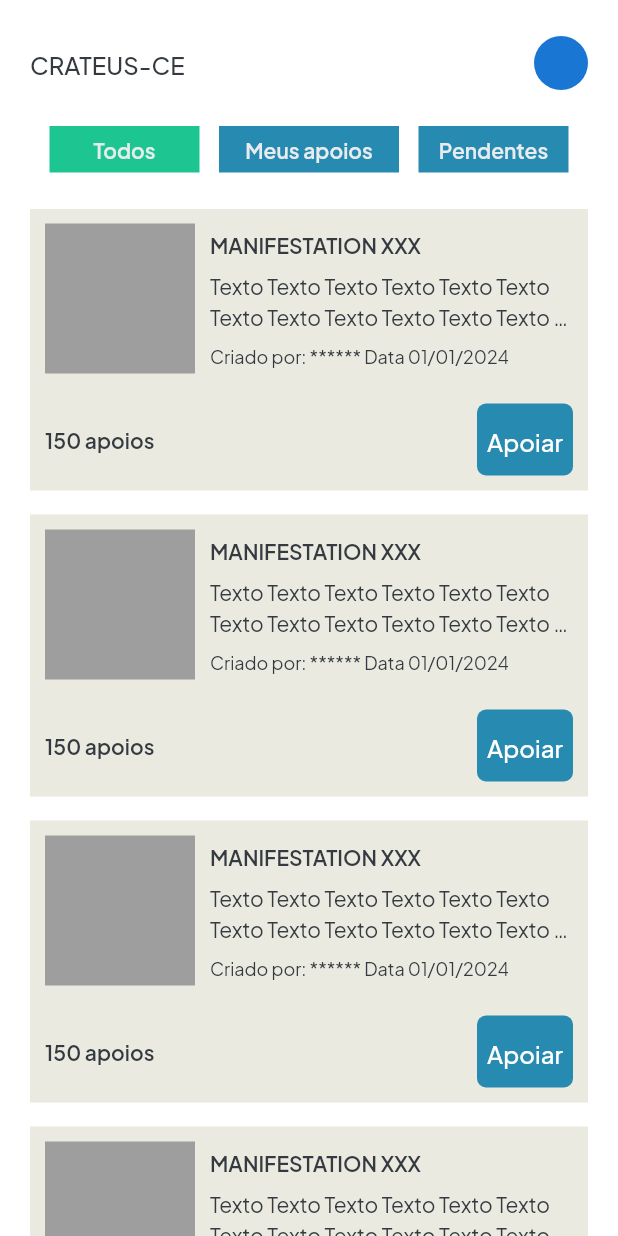
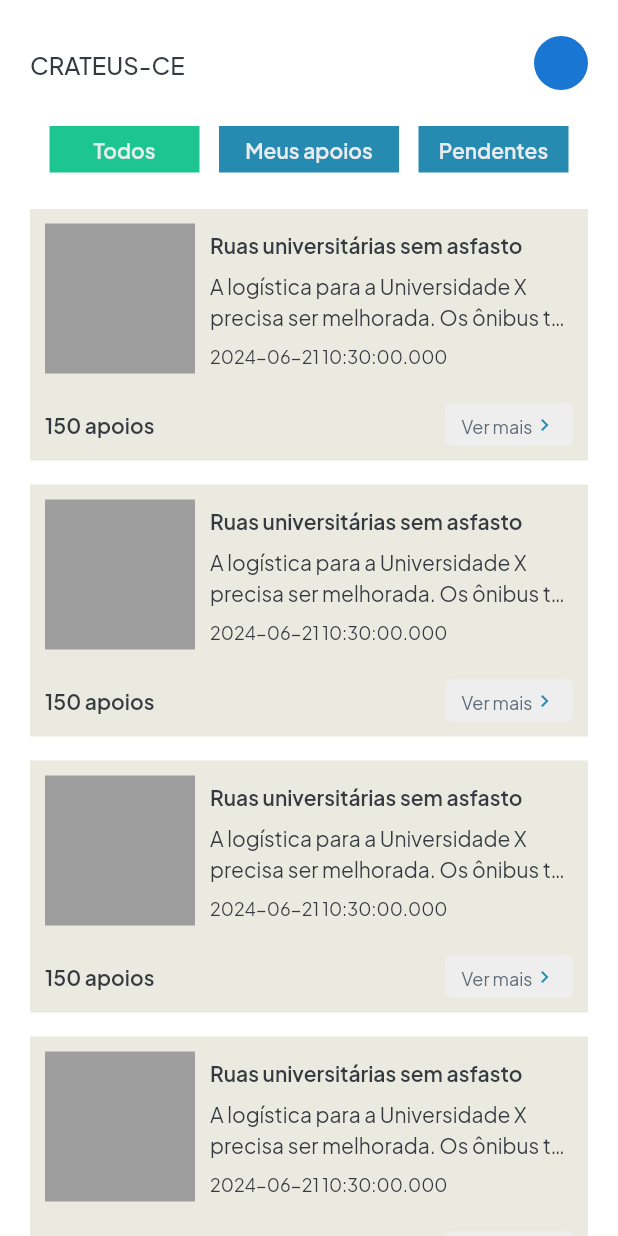
Before and after one commit to ViniciosM/melhoraCidade, a Flutter app: the HomePage screen opened directly, on a phone screen of 412 x 824 dp. Run offline on Flutter 3.47's test engine with Material 3 defaults, Android fonts, the phone set to English and light mode, and no system bars; our stand-ins replace equatable, supabase_flutter; missing offline and left inert: svg_flutter; accounts and stored records are empty.

Commit message:
manifestation detail page

```diff
--- a/lib/core/enums/manifestation_status_enum.dart
+++ b/lib/core/enums/manifestation_status_enum.dart
@@ -1,5 +1,5 @@
 enum ManifestationStatusEnum {
   paused,
-  inProgress,
+  notSolved,
   fixedUp,
 }
--- a/lib/presentation/home/home_page.dart
+++ b/lib/presentation/home/home_page.dart
@@ -1,5 +1,8 @@
 import 'package:flutter/material.dart';
 import 'package:flutter/widgets.dart';
+import 'package:melhoracidade/core/enums/manifestation_category_enum.dart';
+import 'package:melhoracidade/core/enums/manifestation_status_enum.dart';
+import 'package:melhoracidade/data/dto/manifestation_dto.dart';
 import 'package:melhoracidade/design_system/space/vz_space.dart';
 import 'package:melhoracidade/presentation/home/widgets/filter_manifestations.dart';
 import 'package:melhoracidade/presentation/home/widgets/header_user.dart';
@@ -33,7 +36,21 @@ class _HomePageState extends State<HomePage> {
                   //shrinkWrap: true,
                   itemCount: 10,
                   itemBuilder: (_, index) {
-                    return ManifestationCard();
+                    return ManifestationCard(
+                      manifestationDTO: ManifestationDTO(
+                        idManifestation: index.toString(),
+                        idAuthor: '1',
+                        category: ManifestationCategoryEnum.infraestrutura,
+                        title: 'Ruas universitárias sem asfasto',
+                        description:
+                            'A logística para a Universidade X precisa ser melhorada. Os ônibus têm dificuldades no trajeto...',
+                        images: '',
+                        status: ManifestationStatusEnum.notSolved,
+                        supportters: [],
+                        createdAt: DateTime.now(),
+                        updatedAt: DateTime.now(),
+                      ),
+                    );
                   },
                   separatorBuilder: (context, index) => VZSpace.y16,
                 ),
--- a/lib/presentation/home/widgets/manifestation_card.dart
+++ b/lib/presentation/home/widgets/manifestation_card.dart
@@ -1,13 +1,17 @@
 import 'package:flutter/cupertino.dart';
 import 'package:flutter/material.dart';
 import 'package:flutter/widgets.dart';
+import 'package:melhoracidade/data/dto/manifestation_dto.dart';
 import 'package:melhoracidade/design_system/buttons/vz_button.dart';
 import 'package:melhoracidade/design_system/colors/vz_colors.dart';
 import 'package:melhoracidade/design_system/space/vz_space.dart';
 import 'package:melhoracidade/design_system/typography/vz_typography.dart';
+import 'package:melhoracidade/presentation/manifestation/pages/manifestation_details_page.dart';
 
 class ManifestationCard extends StatefulWidget {
-  const ManifestationCard({super.key});
+  const ManifestationCard({super.key, required this.manifestationDTO});
+
+  final ManifestationDTO manifestationDTO;
 
   @override
   State<ManifestationCard> createState() => _ManifestationCardState();
@@ -31,19 +35,19 @@ class _ManifestationCardState extends State<ManifestationCard> {
             child:
                 Column(crossAxisAlignment: CrossAxisAlignment.start, children: [
               Text(
-                'MANIFESTATION XXX',
+                widget.manifestationDTO.title,
                 style: VZTypography.p1_600.copyWith(color: VZColors.g1),
               ),
               VZSpace.y6,
               Text(
-                'Texto Texto Texto Texto Texto Texto Texto Texto Texto Texto Texto Texto exto Texto Texto Texto Texto Texto Texto Texto Texto Texto Texto Texto',
+                widget.manifestationDTO.description,
                 maxLines: 2,
                 overflow: TextOverflow.ellipsis,
                 style: VZTypography.p1_400.copyWith(color: VZColors.g1),
               ),
               VZSpace.y6,
               Text(
-                'Criado por: ****** Data 01/01/2024',
+                widget.manifestationDTO.createdAt.toString(),
                 maxLines: 2,
                 style: VZTypography.p2_400.copyWith(color: VZColors.g1),
               ),
@@ -59,7 +63,18 @@ class _ManifestationCardState extends State<ManifestationCard> {
               style: VZTypography.p1_600.copyWith(color: VZColors.g1),
             ),
             VZSpace.y6,
-            VZButtons.primary(onPressed: () {}, text: 'Apoiar')
+            VZButtons.iconTextButtonRight(
+                onPressed: () {
+                  Navigator.push(
+                      context,
+                      MaterialPageRoute(
+                          builder: (context) => ManifestationDetailsPage(
+                              manifestationDTO: widget.manifestationDTO)));
+                },
+                text: 'Ver mais',
+                icon: Icons.chevron_right_outlined,
+                iconColor: VZColors.colorScheme.primary,
+                backgroudColor: VZColors.g6),
           ],
         )
       ]),
```
Also changed, not shown: lib/presentation/manifestation/pages/manifestation_details_page.dart (+36 -2 lines).
